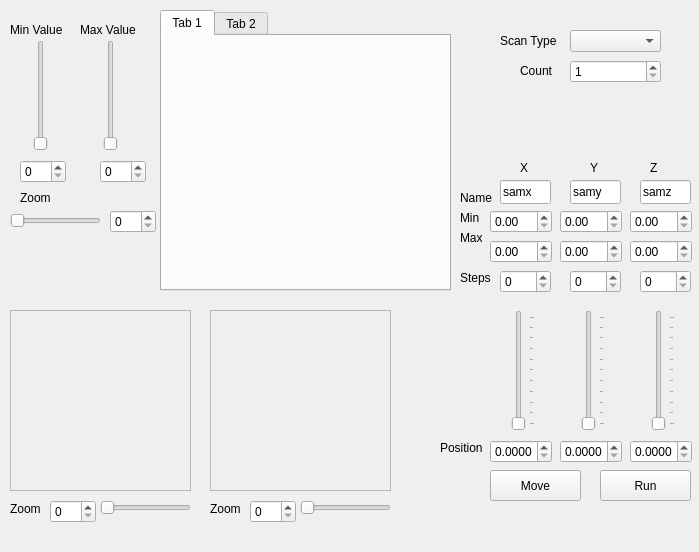
Above: spectromicroscopy/Xp.ui from praxes/praxes before the change. Below: the same form after it.
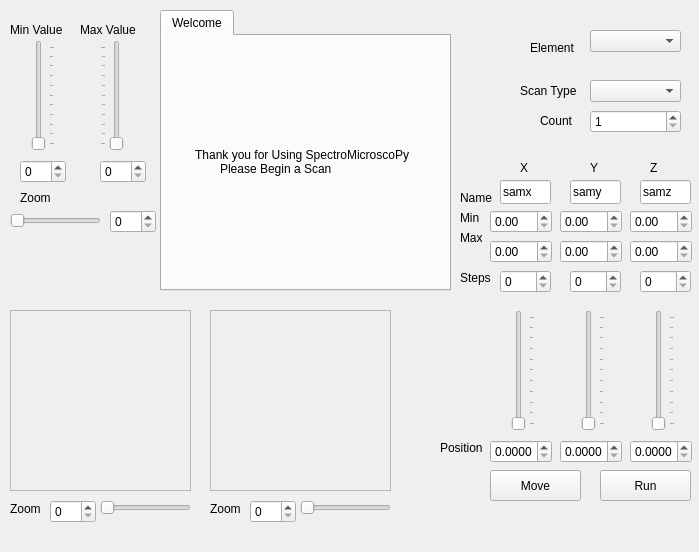
That is the form after the change.

Patch:
```diff
--- a/spectromicroscopy/Xp.ui
+++ b/spectromicroscopy/Xp.ui
@@ -68,19 +68,6 @@
      </rect>
     </property>
    </widget>
-   <widget class="QSlider" name="MinVal" >
-    <property name="geometry" >
-     <rect>
-      <x>30</x>
-      <y>40</y>
-      <width>21</width>
-      <height>111</height>
-     </rect>
-    </property>
-    <property name="orientation" >
-     <enum>Qt::Vertical</enum>
-    </property>
-   </widget>
    <widget class="QLabel" name="label" >
     <property name="geometry" >
      <rect>
@@ -97,19 +84,6 @@
      <cstring>MaxVal</cstring>
     </property>
    </widget>
-   <widget class="QSlider" name="MaxVal" >
-    <property name="geometry" >
-     <rect>
-      <x>100</x>
-      <y>40</y>
-      <width>21</width>
-      <height>111</height>
-     </rect>
-    </property>
-    <property name="orientation" >
-     <enum>Qt::Vertical</enum>
-    </property>
-   </widget>
    <widget class="QSpinBox" name="spinBox_4" >
     <property name="geometry" >
      <rect>
@@ -310,29 +284,6 @@
      </rect>
     </property>
    </widget>
-   <widget class="QTabWidget" name="tabWidget" >
-    <property name="geometry" >
-     <rect>
-      <x>160</x>
-      <y>10</y>
-      <width>291</width>
-      <height>281</height>
-     </rect>
-    </property>
-    <property name="currentIndex" >
-     <number>0</number>
-    </property>
-    <widget class="QWidget" name="tab" >
-     <attribute name="title" >
-      <string>Tab 1</string>
-     </attribute>
-    </widget>
-    <widget class="QWidget" name="tab_2" >
-     <attribute name="title" >
-      <string>Tab 2</string>
-     </attribute>
-    </widget>
-   </widget>
    <widget class="QLabel" name="label_16" >
     <property name="geometry" >
      <rect>
@@ -559,8 +510,8 @@
    <widget class="QLabel" name="label_5" >
     <property name="geometry" >
      <rect>
-      <x>500</x>
-      <y>30</y>
+      <x>520</x>
+      <y>80</y>
       <width>57</width>
       <height>21</height>
      </rect>
@@ -572,8 +523,8 @@
    <widget class="QLabel" name="label_7" >
     <property name="geometry" >
      <rect>
-      <x>520</x>
-      <y>60</y>
+      <x>540</x>
+      <y>110</y>
       <width>33</width>
       <height>21</height>
      </rect>
@@ -608,21 +559,11 @@
      <enum>Qt::Horizontal</enum>
     </property>
    </widget>
-   <widget class="QComboBox" name="ScanBox" >
-    <property name="geometry" >
-     <rect>
-      <x>570</x>
-      <y>30</y>
-      <width>91</width>
-      <height>22</height>
-     </rect>
-    </property>
-   </widget>
    <widget class="QSpinBox" name="Counter" >
     <property name="geometry" >
      <rect>
-      <x>570</x>
-      <y>60</y>
+      <x>590</x>
+      <y>110</y>
       <width>91</width>
       <height>23</height>
      </rect>
@@ -691,6 +632,135 @@
      <double>0.010000000000000</double>
     </property>
    </widget>
+   <widget class="QFrame" name="frame_5" >
+    <property name="geometry" >
+     <rect>
+      <x>210</x>
+      <y>310</y>
+      <width>181</width>
+      <height>181</height>
+     </rect>
+    </property>
+    <property name="frameShape" >
+     <enum>QFrame::StyledPanel</enum>
+    </property>
+    <property name="frameShadow" >
+     <enum>QFrame::Raised</enum>
+    </property>
+   </widget>
+   <widget class="QFrame" name="frame_4" >
+    <property name="geometry" >
+     <rect>
+      <x>10</x>
+      <y>310</y>
+      <width>181</width>
+      <height>181</height>
+     </rect>
+    </property>
+    <property name="frameShape" >
+     <enum>QFrame::StyledPanel</enum>
+    </property>
+    <property name="frameShadow" >
+     <enum>QFrame::Raised</enum>
+    </property>
+   </widget>
+   <widget class="QTabWidget" name="ElementTaber" >
+    <property name="geometry" >
+     <rect>
+      <x>160</x>
+      <y>10</y>
+      <width>291</width>
+      <height>281</height>
+     </rect>
+    </property>
+    <property name="currentIndex" >
+     <number>0</number>
+    </property>
+    <widget class="QWidget" name="tab" >
+     <attribute name="title" >
+      <string>Welcome</string>
+     </attribute>
+     <widget class="QLabel" name="label_8" >
+      <property name="geometry" >
+       <rect>
+        <x>10</x>
+        <y>50</y>
+        <width>253</width>
+        <height>151</height>
+       </rect>
+      </property>
+      <property name="text" >
+       <string>       Thank you for Using SpectroMicroscoPy
+	Please Begin a Scan</string>
+      </property>
+     </widget>
+    </widget>
+   </widget>
+   <widget class="QSlider" name="MinVal" >
+    <property name="geometry" >
+     <rect>
+      <x>30</x>
+      <y>40</y>
+      <width>25</width>
+      <height>111</height>
+     </rect>
+    </property>
+    <property name="orientation" >
+     <enum>Qt::Vertical</enum>
+    </property>
+    <property name="tickPosition" >
+     <enum>QSlider::TicksBelow</enum>
+    </property>
+   </widget>
+   <widget class="QSlider" name="MaxVal" >
+    <property name="geometry" >
+     <rect>
+      <x>100</x>
+      <y>40</y>
+      <width>25</width>
+      <height>111</height>
+     </rect>
+    </property>
+    <property name="orientation" >
+     <enum>Qt::Vertical</enum>
+    </property>
+    <property name="tickPosition" >
+     <enum>QSlider::TicksAbove</enum>
+    </property>
+   </widget>
+   <widget class="QComboBox" name="ScanBox" >
+    <property name="geometry" >
+     <rect>
+      <x>590</x>
+      <y>80</y>
+      <width>91</width>
+      <height>22</height>
+     </rect>
+    </property>
+   </widget>
+   <widget class="QComboBox" name="ElementSelect" >
+    <property name="geometry" >
+     <rect>
+      <x>590</x>
+      <y>30</y>
+      <width>91</width>
+      <height>22</height>
+     </rect>
+    </property>
+   </widget>
+   <widget class="QLabel" name="label_12" >
+    <property name="geometry" >
+     <rect>
+      <x>530</x>
+      <y>40</y>
+      <width>52</width>
+      <height>16</height>
+     </rect>
+    </property>
+    <property name="text" >
+     <string>Element</string>
+    </property>
+   </widget>
   </widget>
   <widget class="QMenuBar" name="Bar" >
    <property name="geometry" >
```
Left out of the diff: 40 changed lines with no effect on the pictures.
